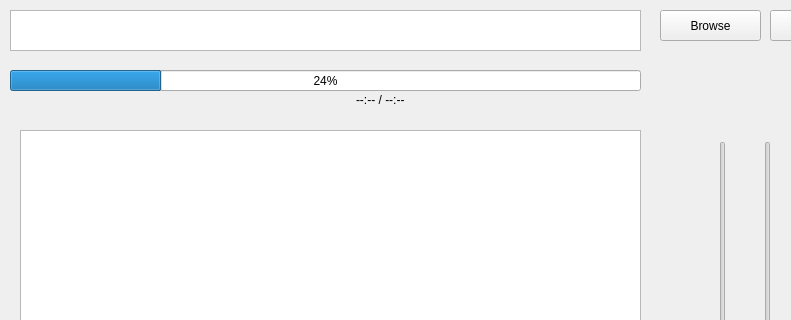
This is ui/mainapp.ui in lakshbhasin/gpu_parametric_eq as Qt 5 draws it before an edit; both pictures show x 0 to 791 and y 0 to 320 of the 1017 by 559 pixel window. The edited form follows.
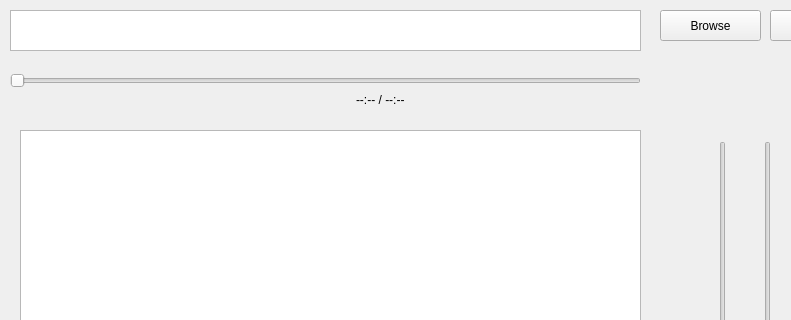
This is the edited form.

Commit message:
Audio play progress bar working.
I needed to add a get function in ParametricEq and set
the time played with ceil() to prevent 0 second duration
for audio file < 1 second long.

```diff
--- a/ui/mainapp.ui
+++ b/ui/mainapp.ui
@@ -104,7 +104,7 @@
      </item>
     </layout>
    </widget>
-   <widget class="QProgressBar" name="progressBar">
+   <widget class="QSlider" name="progressBar">
     <property name="geometry">
      <rect>
       <x>10</x>
@@ -114,7 +114,10 @@
      </rect>
     </property>
     <property name="value">
-     <number>24</number>
+     <number>0</number>
+    </property>
+     <property name="orientation">
+     <enum>Qt::Horizontal</enum>
     </property>
    </widget>
    <widget class="QLabel" name="label">
```
The commit also changes 6 other files.
